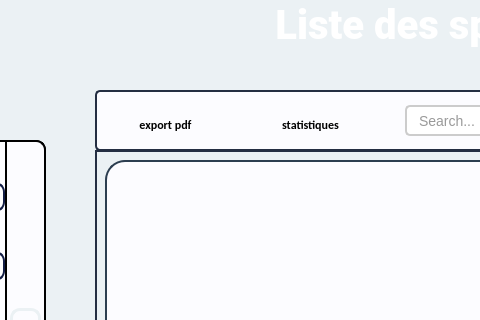
Qt form sponsor.ui (HyperDarkmoon/TVEmpire) before a commit; both pictures show x 195 to 675 and y 0 to 320 of the 1367 by 682 pixel window.
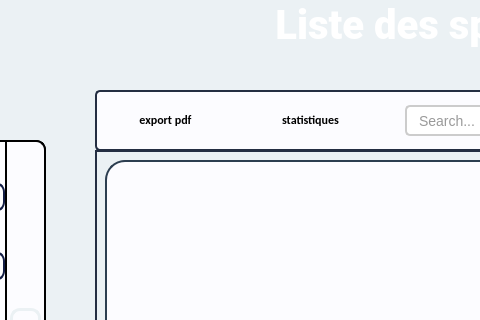
The same form after that commit. Icons and pictures are not drawn.

Patch:
```diff
--- a/sponsor.ui
+++ b/sponsor.ui
@@ -566,7 +566,7 @@
     <property name="geometry">
      <rect>
       <x>150</x>
-      <y>10</y>
+      <y>5</y>
       <width>131</width>
       <height>50</height>
      </rect>
@@ -592,7 +592,7 @@
     <property name="geometry">
      <rect>
       <x>10</x>
-      <y>10</y>
+      <y>5</y>
       <width>121</width>
       <height>50</height>
      </rect>
```
